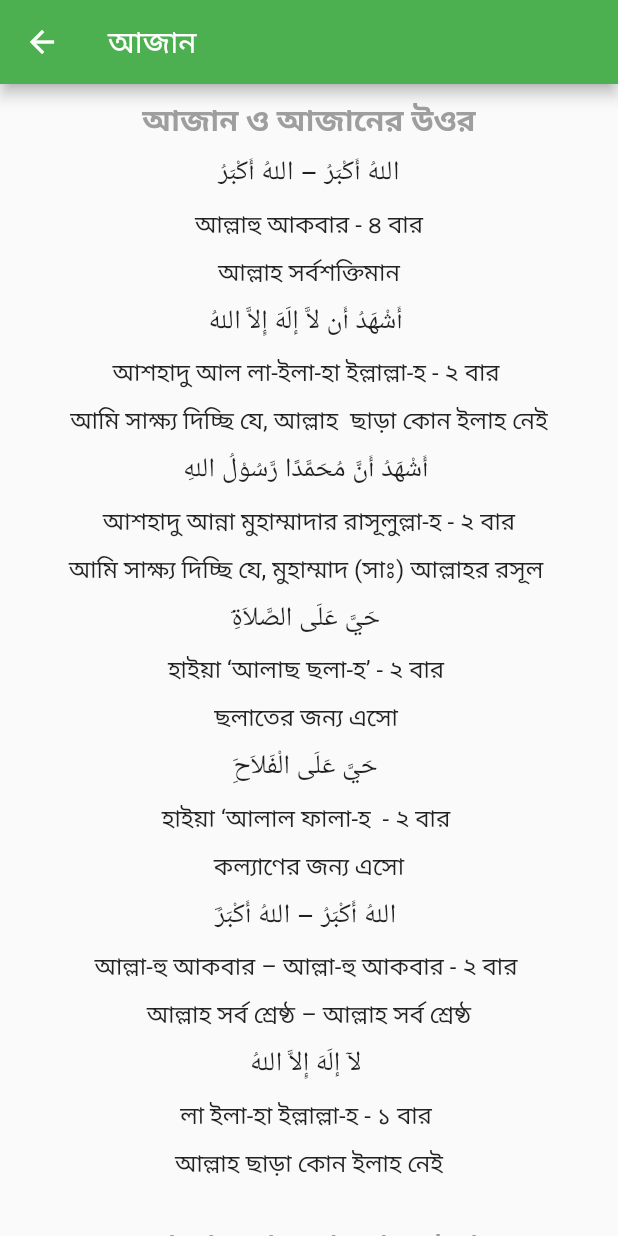
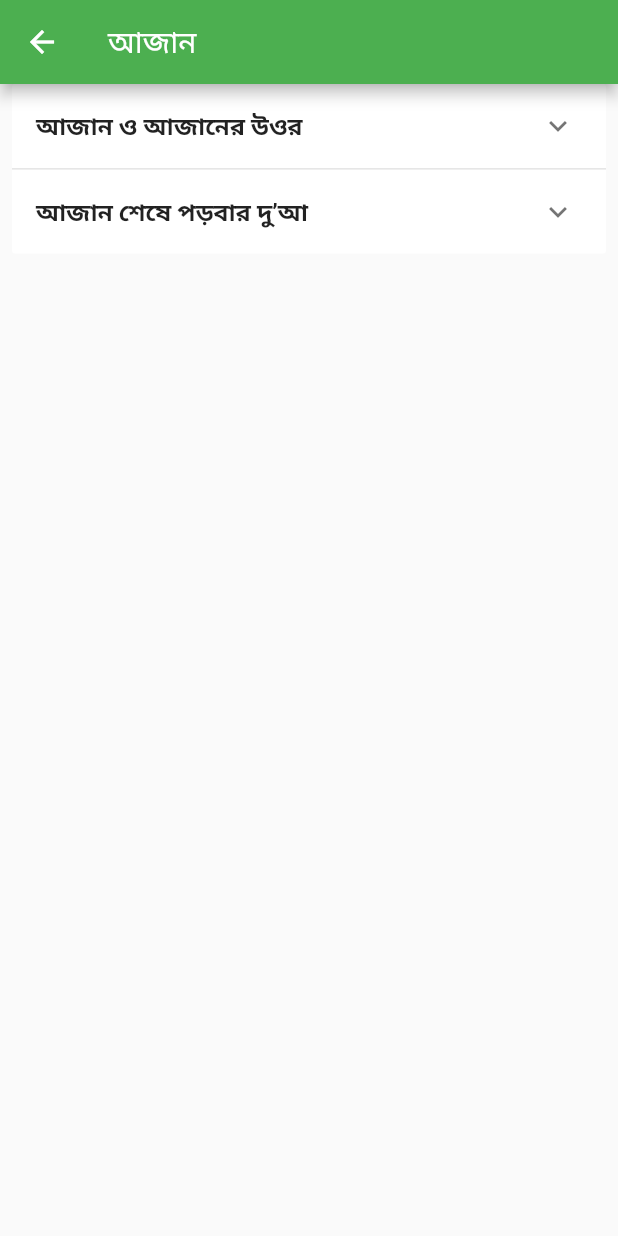
Before and after one commit to Ibrahim-K98han/islamic_apps, a Flutter app: the screen it shows after launch, in the side drawer, after a tap on "আজান", on a phone screen of 412 x 824 dp. Run offline on Flutter 3.47's test engine with Material 2 defaults, Android fonts, the light colour scheme and no system bars.

Commit message:
ajan page done

```diff
--- a/lib/pages/azan_page.dart
+++ b/lib/pages/azan_page.dart
@@ -1,6 +1,7 @@
 import 'package:flutter/material.dart';
 import 'package:flutter/src/widgets/container.dart';
 import 'package:flutter/src/widgets/framework.dart';
+import 'package:namaj_apps/widgets/azan_steps_widgets.dart';
 
 import '../widgets/azan_widgets.dart';
 
@@ -16,77 +17,15 @@ class _AzanPageState extends State<AzanPage> {
   Widget build(BuildContext context) {
     return Scaffold(
       appBar: AppBar(
-        title: Text('আজান'),
+        title: const Text('আজান'),
         backgroundColor: Colors.green,
       ),
-      body: Center(
-        child: Padding(
-          padding: const EdgeInsets.only(top: 10),
-          child: SingleChildScrollView(
-            child: Column(
-              children: [
-                Text('''আজান ও আজানের উওর''',
-                    style: TextStyle(
-                        fontSize: 20,
-                        fontWeight: FontWeight.bold,
-                        color: Colors.grey)),
-                SizedBox(height: 10,),
-                AzanWidgets(
-                    azanArabic: '''اللهُ أَكْبَرُ – اللهُ أَكْبَرُ''',
-                    azanBangla: '''আল্লাহু আকবার - ৪ বার''',
-                    azanUccharon: '''আল্লাহ সর্বশক্তিমান'''),
-                AzanWidgets(
-                    azanArabic: '''أَشْهَدُ أَن لاَّ إلَهَ إِلاَّ اللهُ	''',
-                    azanBangla: '''আশহাদু আল লা-ইলা-হা ইল্লাল্লা-হ - ২ বার ''',
-                    azanUccharon:
-                        '''আমি সাক্ষ্য দিচ্ছি যে, আল্লাহ  ছাড়া কোন ইলাহ নেই'''),
-                AzanWidgets(
-                    azanArabic:
-                        '''أَشْهَدُ أَنَّ مُحَمَّدًا رَّسُوْلُ اللهِ	''',
-                    azanBangla:
-                        '''আশহাদু আন্না মুহাম্মাদার রাসূলুল্লা-হ - ২ বার''',
-                    azanUccharon:
-                        '''আমি সাক্ষ্য দিচ্ছি যে, মুহাম্মাদ (সাঃ) আল্লাহর রসূল	'''),
-                AzanWidgets(
-                    azanArabic: '''َحَيَّ عَلَى الصَّلاَةِ	''',
-                    azanBangla: '''হাইয়া ‘আলাছ ছলা-হ’ - ২ বার ''',
-                    azanUccharon: '''ছলাতের জন্য এসো	'''),
-                AzanWidgets(
-                    azanArabic: '''َحَيَّ عَلَى الْفَلاَحِ	''',
-                    azanBangla: '''হাইয়া ‘আলাল ফালা-হ	 - ২ বার ''',
-                    azanUccharon: '''কল্যাণের জন্য এসো'''),
-                AzanWidgets(
-                    azanArabic: '''َاللهُ أَكْبَرُ – اللهُ أَكْبَرُ	''',
-                    azanBangla: '''আল্লা-হু আকবার – আল্লা-হু আকবার - ২ বার ''',
-                    azanUccharon:
-                        '''আল্লাহ সর্ব শ্রেষ্ঠ – আল্লাহ সর্ব শ্রেষ্ঠ'''),
-                AzanWidgets(
-                    azanArabic: '''لآ إلَهَ إِلاَّ اللهُ	''',
-                    azanBangla: '''লা ইলা-হা ইল্লাল্লা-হ - ১ বার ''',
-                    azanUccharon: '''আল্লাহ ছাড়া কোন ইলাহ নেই'''),
-                SizedBox(height: 20,),
-                Text('''আজান শেষে পড়বার দু’আ''',
-                    style: TextStyle(
-                        fontSize: 20,
-                        fontWeight: FontWeight.bold,
-                        color: Colors.grey)),
-                Padding(
-                  padding: const EdgeInsets.all(8.0),
-                  child: AzanWidgets(
-                      azanArabic:
-                          '''ﺍﻟﻠَّﻬُﻢَّ ﺭَﺏَّ ﻫَﺬِﻩِ ﺍﻟﺪَّﻋْﻮَﺓِ ﺍﻟﺘَّﺎﻣَّﺔِ، ﻭَﺍﻟﺼَّﻼَﺓِ ﺍﻟْﻘَﺎﺋِﻤَﺔِ، ﺁﺕِ ﻣُﺤَﻤَّﺪﺍً ﺍﻟْﻮَﺳِﻴﻠَﺔَ
-ﻭَﺍﻟْﻔَﻀِﻴﻠَﺔَ، ﻭَﺍﺑْﻌَﺜْﻪُ ﻣَﻘَﺎﻣَﺎً ﻣَﺤﻤُﻮﺩﺍً ﺍﻟَّﺬِﻱ ﻭَﻋَﺪْﺗَﻪُ، ﺇِﻧَّﻚَ ﻟَﺎ ﺗُﺨْﻠِﻒُ ﺍﻟْﻤِﻴﻌَﺎﺩَ ''',
-                      azanBangla:
-                          '''বাংলা উচ্চারণ : আল্লা-হুম্মা রববা হা-যিহিদ্ দা‘ওয়াতিত্ তা-ম্মাতি ওয়াস সালা-তিল ক্বা-’ইমাতি আ-তি মুহাম্মাদানিল ওয়াসীলাতা ওয়াল ফাদীলাতা ওয়াব্‘আছহু মাক্বা-মাম
-মাহমূদানিল্লাযী ওয়া‘আদতাহ, ইন্নাকা লা তুখলিফুল মী‘আদ।''',
-                      azanUccharon:
-                          '''বাংলা অর্থ : হে আল্লাহ! এই পরিপূর্ণ আহ্বান এবং প্রতিষ্ঠিত সালাতের রব্ব! মুহাম্মাদ (সাল্লাল্লাহু আলাইহি ওয়াসাল্লাম) কে ওসীলা তথা জান্নাতের একটি স্তর এবং ফযীলত তথা সকল সৃষ্টির উপর অতিরিক্ত মর্যাদা দান করুন। আর তাঁকে মাকামে মাহমূদে (প্রশংসিত
-স্থানে) পৌঁছে দিন, যার প্রতিশ্রুতি আপনি তাঁকে দিয়েছেন। নিশ্চয় আপনি প্রতিশ্রুতি ভঙ্গ করেন না।'''),
-                ),
-              ],
+       body: Column(
+        children: const [
+          Expanded(
+            child: AzanSteps()
             ),
-          ),
-        ),
+        ],
       ),
     );
   }
--- a/lib/pages/sura_page.dart
+++ b/lib/pages/sura_page.dart
@@ -16,7 +16,7 @@ class _SuraPageState extends State<SuraPage> {
     return Scaffold(
       appBar: AppBar(
         backgroundColor: Colors.green,
-        title: Text('সূরা'),),
+        title: const Text('সূরা'),),
       body: Column(
         children: const [
           Expanded(child: SuraSteps()),
--- /dev/null
+++ b/lib/widgets/azan_steps_widgets.dart
@@ -0,0 +1,133 @@
+import 'package:flutter/material.dart';
+
+class Step {
+  Step(this.heading, this.subHeading, [this.isExpanded = false]);
+
+  String heading;
+  String subHeading;
+
+  // String subHeading1;
+  // String subHeading2;
+  // String subHeading3;
+  bool isExpanded;
+}
+
+List<Step> getSteps() {
+  return [
+    Step('আজান ও আজানের উওর', '''
+اللهُ أَكْبَرُ – اللهُ أَكْبَرُ
+আল্লাহু আকবার - ৪ বার
+আল্লাহ সর্বশক্তিমান
+
+أَشْهَدُ أَن لاَّ إلَهَ إِلاَّ اللهُ
+আশহাদু আল লা-ইলা-হা ইল্লাল্লা-হ - ২ বার
+আমি সাক্ষ্য দিচ্ছি যে, আল্লাহ  ছাড়া কোন ইলাহ নেই
+
+أَشْهَدُ أَنَّ مُحَمَّدًا رَّسُوْلُ اللهِ
+আশহাদু আন্না মুহাম্মাদার রাসূলুল্লা-হ - ২ বার
+আমি সাক্ষ্য দিচ্ছি যে, মুহাম্মাদ (সাঃ) আল্লাহর রসূল
+
+حَيَّ عَلَى الصَّلاَةِ
+হাইয়া ‘আলাছ ছলা-হ’ - ২ বার
+ছলাতের জন্য এসো
+
+حَيَّ عَلَى الْفَلاَحِ
+হাইয়া ‘আলাল ফালা-হ	 - ২ বার
+কল্যাণের জন্য এসো
+
+اللهُ أَكْبَرُ – اللهُ أَكْبَرُ
+আল্লা-হু আকবার – আল্লা-হু আকবার - ২ বার
+আল্লাহ সর্ব শ্রেষ্ঠ – আল্লাহ সর্ব শ্রেষ্ঠ
+
+لآ إلَهَ إِلاَّ اللهُ
+লা ইলা-হা ইল্লাল্লা-হ - ১ বার
+আল্লাহ ছাড়া কোন ইলাহ নেই
+
+'''),
+    Step('আজান শেষে পড়বার দু’আ',
+        '''ﺍﻟﻠَّﻬُﻢَّ ﺭَﺏَّ ﻫَﺬِﻩِ ﺍﻟﺪَّﻋْﻮَﺓِ ﺍﻟﺘَّﺎﻣَّﺔِ، ﻭَﺍﻟﺼَّﻼَﺓِ ﺍﻟْﻘَﺎﺋِﻤَﺔِ، ﺁﺕِ ﻣُﺤَﻤَّﺪﺍً ﺍﻟْﻮَﺳِﻴﻠَﺔَ
+ﻭَﺍﻟْﻔَﻀِﻴﻠَﺔَ، ﻭَﺍﺑْﻌَﺜْﻪُ ﻣَﻘَﺎﻣَﺎً ﻣَﺤﻤُﻮﺩﺍً ﺍﻟَّﺬِﻱ ﻭَﻋَﺪْﺗَﻪُ، ﺇِﻧَّﻚَ ﻟَﺎ ﺗُﺨْﻠِﻒُ ﺍﻟْﻤِﻴﻌَﺎﺩَ
+
+বাংলা উচ্চারণ : আল্লা-হুম্মা রববা হা-যিহিদ্ দা‘ওয়াতিত্ তা-ম্মাতি ওয়াস সালা-তিল ক্বা-’ইমাতি আ-তি মুহাম্মাদানিল ওয়াসীলাতা ওয়াল ফাদীলাতা ওয়াব্‘আছহু মাক্বা-মাম
+মাহমূদানিল্লাযী ওয়া‘আদতাহ, ইন্নাকা লা তুখলিফুল মী‘আদ।
+
+
+বাংলা অর্থ : হে আল্লাহ! এই পরিপূর্ণ আহ্বান এবং প্রতিষ্ঠিত সালাতের রব্ব! মুহাম্মাদ (সাল্লাল্লাহু আলাইহি ওয়াসাল্লাম) কে ওসীলা তথা জান্নাতের একটি স্তর এবং ফযীলত তথা সকল সৃষ্টির উপর অতিরিক্ত মর্যাদা দান করুন। আর তাঁকে মাকামে মাহমূদে (প্রশংসিত
+স্থানে) পৌঁছে দিন, যার প্রতিশ্রুতি আপনি তাঁকে দিয়েছেন। নিশ্চয় আপনি প্রতিশ্রুতি ভঙ্গ করেন না।
+'''),
+  ];
+}
+
+class AzanSteps extends StatefulWidget {
+  const AzanSteps({Key? key}) : super(key: key);
+
+  @override
+  State<AzanSteps> createState() => _SuraStepsState();
+}
+
+class _SuraStepsState extends State<AzanSteps> {
+  final List<Step> _steps = getSteps();
+
+  @override
+  Widget build(BuildContext context) {
+    return SingleChildScrollView(
+      scrollDirection: Axis.vertical,
+      physics: const BouncingScrollPhysics(),
+      child: Column(
+        children: [
+          Container(
+            child: _renderSteps(),
+          ),
+        ],
+      ),
+    );
+  }
+
+  Widget _renderSteps() {
+    return Padding(
+      padding: const EdgeInsets.symmetric(horizontal: 8),
+      child: ExpansionPanelList(
+        elevation: 0,
+        expansionCallback: (int index, bool isExpanded) {
+          setState(() {
+            _steps[index].isExpanded = !isExpanded;
+          });
+        },
+        children: _steps.map<ExpansionPanel>((Step step) {
+          return ExpansionPanel(
+            headerBuilder: (BuildContext context, bool isExpanded) {
+              return ListTile(
+                title: Text(
+                  step.heading,
+                  style: const TextStyle(
+                      fontSize: 16, fontWeight: FontWeight.bold),
+                ),
+              );
+            },
+            body: Padding(
+              padding: const EdgeInsets.only(
+                bottom: 10,
+              ),
+              child: Column(
+                crossAxisAlignment: CrossAxisAlignment.start,
+                children: [
+                  Padding(
+                    padding: const EdgeInsets.all(8.0),
+                    child: Text(
+                      textAlign: TextAlign.justify,
+                      step.subHeading,
+                      style: const TextStyle(
+                        fontSize: 15,
+                      ),
+                    ),
+                  ),
+                ],
+              ),
+            ),
+            isExpanded: step.isExpanded,
+          );
+        }).toList(),
+      ),
+    );
+  }
+}
```
